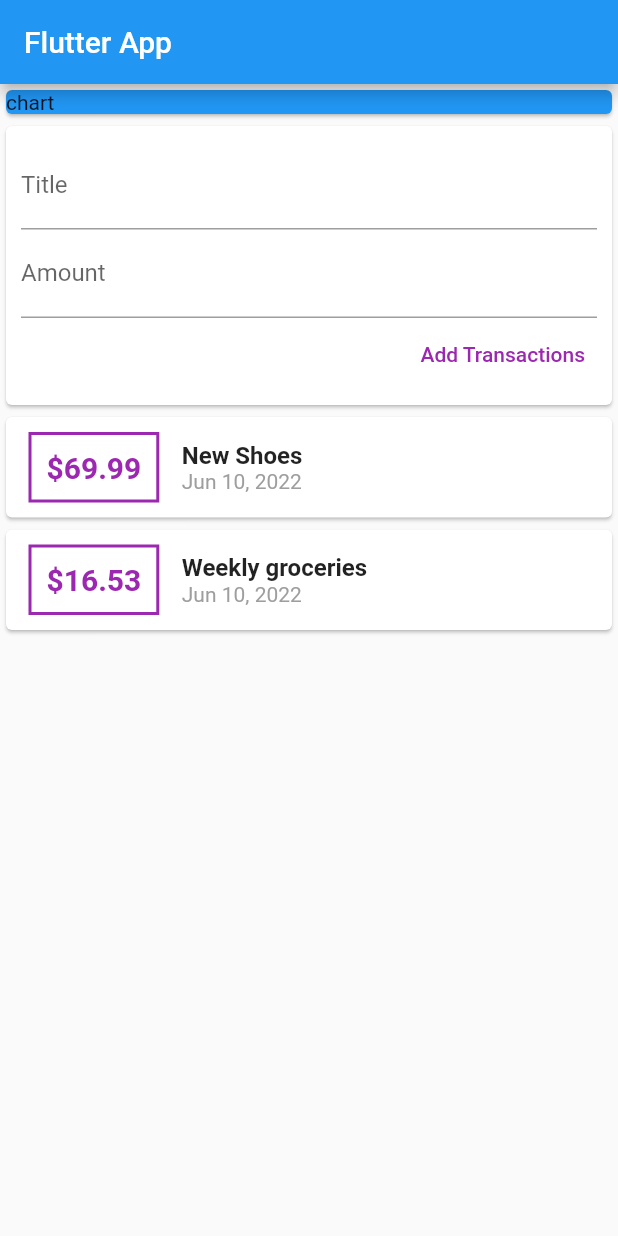
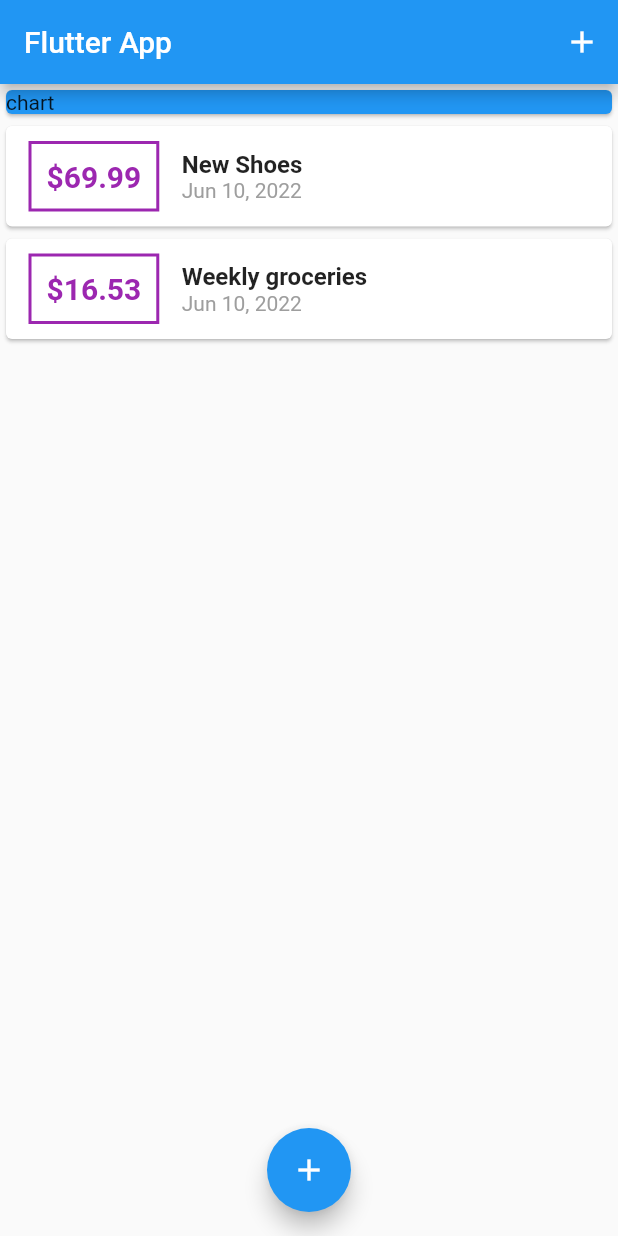
Before and after one commit to terinSeb/Flutter_Expense_Calculator, a Flutter app: the screen it shows after launch, on a phone screen of 412 x 824 dp. Run offline on Flutter 3.47's test engine with Material 2 defaults, Android fonts, the phone set to English and light mode, and no system bars.

Commit message:
Popup window and Icon buttons for adding Transactions

```diff
--- a/lib/main.dart
+++ b/lib/main.dart
@@ -1,6 +1,10 @@
 
-import './widgets/user_transaction.dart';
+import './widgets/transaction_list.dart';
+
+import './widgets/new_transaction.dart';
 import 'package:flutter/material.dart';
+
+import 'models/transaction.dart';
 
 void main() => runApp(const MyApp());
 
@@ -9,24 +13,53 @@ class MyApp extends StatelessWidget {
 
   @override
   Widget build(BuildContext context) {
+    // ignore: prefer_const_constructors
     return  MaterialApp(
       title: 'Flutter App',
-      home: MyHomePage(),
+      home:  MyHomePage(),
     );
   }
 }
 
-class MyHomePage extends StatelessWidget {
+// ignore: use_key_in_widget_constructors
+class MyHomePage extends StatefulWidget {
+
+  @override
+  State<MyHomePage> createState() => _MyHomePageState();
+}
+
+class _MyHomePageState extends State<MyHomePage> {
+
+final List<Transaction> _userTransaction = [
+     Transaction(id: 't1', title: 'New Shoes', amount: 69.99, date: DateTime.now()),
+      Transaction(id: 't2', title: 'Weekly groceries', amount: 16.53, date: DateTime.now())
+   ];
+   void addTransaction(String txTitle, double txAmount){
+ final newTx = Transaction(id:  DateTime.now().toString(), title: txTitle, amount: txAmount, date:  DateTime.now());
+ setState(() {
+   _userTransaction.add(newTx);
+ });
+}
 
 
-   MyHomePage({Key? key}) : super(key: key);
-final titleController = TextEditingController();
-final amountController = TextEditingController();
+ void _shoAddNewTransaction(BuildContext ctx){
+   showModalBottomSheet(context: ctx, builder: (_) {
+return GestureDetector(onTap: () {},
+behavior: HitTestBehavior.opaque,
+child: NewTransaction(addTx: addTransaction) ,
+);
+
+   },);
+ }
+
   @override
   Widget build(BuildContext context) {
     return Scaffold(
       appBar: AppBar(
         title: const Text('Flutter App'),
+        actions: [
+          IconButton(onPressed:  () => _shoAddNewTransaction(context), icon: const Icon(Icons.add))
+        ],
       ),
       body: SingleChildScrollView(
         child: Column(
@@ -40,10 +73,13 @@ final amountController = TextEditingController();
               color: Colors.blue,
               child: Text('chart'),)
             ),
-            // ignore: prefer_const_constructors
-            UserTransaction()
+
+        TransactionList(transactions: _userTransaction,)
+
           ],),
       ),
+      floatingActionButtonLocation: FloatingActionButtonLocation.centerFloat,
+      floatingActionButton: FloatingActionButton(onPressed: () => _shoAddNewTransaction(context), child: const Icon(Icons.add)),
       );
   }
 }
--- a/lib/widgets/transaction_list.dart
+++ b/lib/widgets/transaction_list.dart
@@ -14,10 +14,9 @@ class TransactionList extends StatelessWidget {
     // ignore: sized_box_for_whitespace
     return  Container(
       height: 200,
-      child: SingleChildScrollView(
-        child: Column(
-              children:  transactions.map((tx) =>
-               Card(
+      child: ListView.builder(
+        itemBuilder: (context, index) {
+        return   Card(
                  child: Row(children: [
                    // ignore: avoid_unnecessary_containers
                    Container(
@@ -26,21 +25,21 @@ class TransactionList extends StatelessWidget {
                      padding: const EdgeInsets.all(10),
                      child:
                      Text(
-                       '\$${tx.amount}',
+                       '\$${transactions[index].amount.toStringAsFixed(2)}',
                        style: const TextStyle(fontWeight: FontWeight.bold,fontSize: 20,color: Colors.purple),),
                      ),
                    Column(
                      crossAxisAlignment: CrossAxisAlignment.start,
                      children: [
-                     Text(tx.title,
+                     Text(transactions[index].title,
                      style: const TextStyle(fontWeight: FontWeight.bold,fontSize: 16,)),
-                     Text(DateFormat().add_yMMMd().format(tx.date),
+                     Text(DateFormat().add_yMMMd().format(transactions[index].date),
                      style: const TextStyle(color: Colors.grey),)
                    ],)
-                 ],),)
+                 ],),);
+        },
+        itemCount: transactions.length  ,
 
-               ).toList(),
-               ),
       ),
     );
   }
--- a/lib/widgets/user_transaction.dart
+++ /dev/null
@@ -1,32 +0,0 @@
-import 'package:expense_calculator/widgets/new_transaction.dart';
-import 'package:expense_calculator/widgets/transaction_list.dart';
-import 'package:flutter/cupertino.dart';
-
-import '../models/transaction.dart';
-
-class UserTransaction extends StatefulWidget {
-  const UserTransaction({Key? key}) : super(key: key);
-
-  @override
-  State<UserTransaction> createState() => _UserTransactionState();
-}
-
-class _UserTransactionState extends State<UserTransaction> {
-  final List<Transaction> _userTransaction = [
-     Transaction(id: 't1', title: 'New Shoes', amount: 69.99, date: DateTime.now()),
-      Transaction(id: 't2', title: 'Weekly groceries', amount: 16.53, date: DateTime.now())
-   ];
-   void addTransaction(String txTitle, double txAmount){
- final newTx = Transaction(id:  DateTime.now().toString(), title: txTitle, amount: txAmount, date:  DateTime.now());
- setState(() {
-   _userTransaction.add(newTx);
- });
-}
-  @override
-  Widget build(BuildContext context) {
-    return Column(children: [
-       NewTransaction(addTx: addTransaction,),
-        TransactionList(transactions: _userTransaction,)
-    ],);
-  }
-}
```
Also changed, not shown: lib/widgets/new_transaction.dart (+23 -7 lines).
